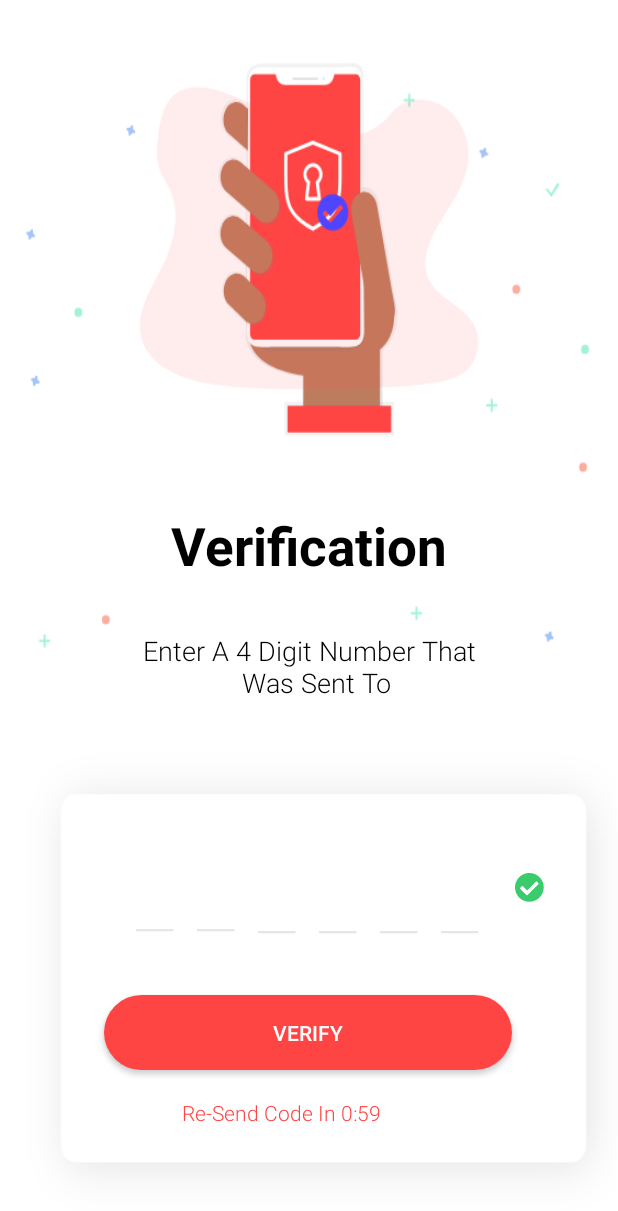
After one commit to Mansi190/MedCab, an Android app: the verifyotp screen opened directly, with no data from a screen before it, on a phone screen of 412 x 824 dp. The commit adds this screen. Shown: the top 1211 px of the screen. Run offline under Robolectric (Android 15) with nearby library versions, the light colour scheme and no system bars.

Commit message:
Added UI for otp verification

```diff
--- a/app/src/main/AndroidManifest.xml
+++ b/app/src/main/AndroidManifest.xml
@@ -9,7 +9,8 @@
         android:roundIcon="@mipmap/ic_launcher_round"
         android:supportsRtl="true"
         android:theme="@style/AppTheme">
-        <activity android:name=".register"></activity>
+        <activity android:name=".verifyotp"></activity>
+        <activity android:name=".register" />
         <activity android:name=".starting" />
         <activity android:name=".MainActivity">
             <intent-filter>
--- a/app/src/main/java/com/example/ambcab/register.java
+++ b/app/src/main/java/com/example/ambcab/register.java
@@ -2,6 +2,7 @@ package com.example.ambcab;
 
 import androidx.appcompat.app.AppCompatActivity;
 
+import android.content.Intent;
 import android.os.Bundle;
 import android.text.Editable;
 import android.text.TextWatcher;
@@ -32,6 +33,7 @@ public class register extends AppCompatActivity {
         submit=(Button)findViewById(R.id.button);
         no=(EditText)findViewById(R.id.phoneno);
         tick=(ImageView)findViewById(R.id.tick) ;
+        submit.setOnClickListener(registerOnClickListner);
         no.addTextChangedListener(new TextWatcher() {
             @Override
             public void beforeTextChanged(CharSequence s, int start, int count, int after) {
@@ -72,6 +74,9 @@ public class register extends AppCompatActivity {
             phoneNO=no.getText().toString();
             System.out.println(phoneNO);
             Log.d("TAG",phoneNO);
+            Intent i = new Intent(this,verifyotp.class);
+            startActivity(i);
+            overridePendingTransition(R.anim.slideinright,R.anim.slideoutleft);
         }
         else {
 
--- /dev/null
+++ b/app/src/main/java/com/example/ambcab/verifyotp.java
@@ -0,0 +1,196 @@
+package com.example.ambcab;
+
+
+import androidx.appcompat.app.AppCompatActivity;
+
+
+import android.os.Bundle;
+import android.os.CountDownTimer;
+import android.text.Editable;
+import android.text.TextWatcher;
+import android.widget.EditText;
+import android.widget.TextView;
+
+
+public class verifyotp extends AppCompatActivity {
+    EditText digit1, digit2, digit3, digit4, digit5, digit6;
+    TextView timer;
+
+
+    @Override
+    protected void onCreate(Bundle savedInstanceState) {
+        super.onCreate(savedInstanceState);
+        setContentView(R.layout.activity_verifyotp);
+        digit1=(EditText)findViewById(R.id.digit1);
+        digit2=(EditText)findViewById(R.id.digit2);
+        digit3=(EditText)findViewById(R.id.digit3);
+        digit4=(EditText)findViewById(R.id.digit4);
+        digit5=(EditText)findViewById(R.id.digit5);
+        digit6=(EditText)findViewById(R.id.digit6);
+        timer=(TextView) findViewById(R.id.timer);
+        digit1.addTextChangedListener(new TextWatcher() {
+            @Override
+            public void beforeTextChanged(CharSequence s, int start, int count, int after) {
+
+            }
+
+            @Override
+            public void onTextChanged(CharSequence s, int start, int before, int count) {
+
+            }
+
+            @Override
+            public void afterTextChanged(Editable s) {
+                if (s.length() == 1) {
+                    if (digit1.length() == 1) {
+                        digit2.requestFocus();
+                    }
+                } else if (s.length() == 0) {
+
+                }
+            }
+
+        });
+        digit2.addTextChangedListener(new TextWatcher() {
+            @Override
+            public void beforeTextChanged(CharSequence s, int start, int count, int after) {
+
+            }
+
+            @Override
+            public void onTextChanged(CharSequence s, int start, int before, int count) {
+
+            }
+
+            @Override
+            public void afterTextChanged(Editable s) {
+                if (s.length() == 1) {
+                    if (digit2.length() == 1) {
+                        digit3.requestFocus();
+                    }
+                } else if (s.length() == 0) {
+                    if (digit2.length() == 0) {
+                        digit1.requestFocus();
+                    }
+
+                }
+
+            }
+        });
+        digit3.addTextChangedListener(new TextWatcher() {
+            @Override
+            public void beforeTextChanged(CharSequence s, int start, int count, int after) {
+
+            }
+
+            @Override
+            public void onTextChanged(CharSequence s, int start, int before, int count) {
+
+            }
+
+            @Override
+            public void afterTextChanged(Editable s) {
+                if (s.length() == 1) {
+                    if (digit3.length() == 1) {
+                        digit4.requestFocus();
+                    }
+                } else if (s.length() == 0) {
+                    if (digit3.length() == 0) {
+                        digit2.requestFocus();
+                    }
+
+                }
+
+            }
+        });
+        digit4.addTextChangedListener(new TextWatcher() {
+            @Override
+            public void beforeTextChanged(CharSequence s, int start, int count, int after) {
+
+            }
+
+            @Override
+            public void onTextChanged(CharSequence s, int start, int before, int count) {
+
+            }
+
+            @Override
+            public void afterTextChanged(Editable s) {
+                if (s.length() == 1) {
+                    if (digit4.length() == 1) {
+                        digit5.requestFocus();
+                    }
+                } else if (s.length() == 0) {
+                    if (digit4.length() == 0) {
+                        digit3.requestFocus();
+                    }
+
+                }
+
+            }
+        });
+        digit5.addTextChangedListener(new TextWatcher() {
+            @Override
+            public void beforeTextChanged(CharSequence s, int start, int count, int after) {
+
+            }
+
+            @Override
+            public void onTextChanged(CharSequence s, int start, int before, int count) {
+
+            }
+
+            @Override
+            public void afterTextChanged(Editable s) {
+                if (s.length() == 1) {
+                    if (digit5.length() == 1) {
+                        digit6.requestFocus();
+                    }
+                } else if (s.length() == 0) {
+                    if (digit5.length() == 0) {
+                        digit4.requestFocus();
+                    }
+
+                }
+
+            }
+        });
+        digit6.addTextChangedListener(new TextWatcher() {
+            @Override
+            public void beforeTextChanged(CharSequence s, int start, int count, int after) {
+
+            }
+
+            @Override
+            public void onTextChanged(CharSequence s, int start, int before, int count) {
+
+            }
+
+            @Override
+            public void afterTextChanged(Editable s) {
+                if (s.length() == 1) {
+                    if (digit6.length() == 1) {
+
+                    }
+                } else if (s.length() == 0) {
+                    if (digit6.length() == 0) {
+                        digit5.requestFocus();
+                    }
+
+                }
+
+            }
+        });
+        new CountDownTimer(60000, 1000) {
+
+            public void onTick(long millisUntilFinished) {
+                timer.setText("0:"+millisUntilFinished / 1000);
+            }
+
+            public void onFinish() {
+                timer.setText("done!");
+            }
+        }.start();
+
+    }
+}
--- a/app/src/main/res/layout/activity_register.xml
+++ b/app/src/main/res/layout/activity_register.xml
@@ -105,4 +105,6 @@
         app:layout_constraintStart_toStartOf="@+id/imageView"
         app:layout_constraintTop_toTopOf="@+id/phoneno"
         app:layout_constraintVertical_bias="0.56" />
+
+
 </androidx.constraintlayout.widget.ConstraintLayout>
--- /dev/null
+++ b/app/src/main/res/layout/activity_verifyotp.xml
@@ -0,0 +1,268 @@
+<?xml version="1.0" encoding="utf-8"?>
+<androidx.constraintlayout.widget.ConstraintLayout xmlns:android="http://schemas.android.com/apk/res/android"
+    xmlns:app="http://schemas.android.com/apk/res-auto"
+    xmlns:tools="http://schemas.android.com/tools"
+    android:layout_width="match_parent"
+    android:layout_height="match_parent"
+    android:background="@drawable/verification"
+    tools:context=".verifyotp">
+    <TextView
+        android:id="@+id/textView3"
+        android:layout_width="wrap_content"
+        android:layout_height="wrap_content"
+        android:text="Verification"
+        android:fontFamily="@font/bold"
+        android:textSize="16pt"
+        android:textColor="@color/black"
+        app:layout_constraintBottom_toBottomOf="parent"
+        app:layout_constraintEnd_toEndOf="parent"
+        app:layout_constraintStart_toStartOf="parent"
+        app:layout_constraintTop_toTopOf="parent"
+        app:layout_constraintVertical_bias="0.438" />
+    <TextView
+        android:id="@+id/textView4"
+        android:layout_width="wrap_content"
+        android:layout_height="wrap_content"
+        android:gravity="center"
+        android:fontFamily="@font/light"
+        android:textColor="@color/black"
+        android:textSize="8pt"
+        android:text="Enter A 4 Digit Number That\n
+ Was Sent To"
+        app:layout_constraintBottom_toBottomOf="parent"
+        app:layout_constraintEnd_toEndOf="parent"
+        app:layout_constraintStart_toStartOf="parent"
+        app:layout_constraintTop_toBottomOf="@+id/textView3"
+        app:layout_constraintVertical_bias="0.087" />
+    <Button
+        android:id="@+id/verify"
+        android:layout_width="272dp"
+        android:layout_height="50dp"
+        android:layout_marginBottom="40dp"
+        android:background="@drawable/button_pressed"
+        android:text="Verify"
+        android:textColor="@drawable/button1"
+        app:layout_constraintBottom_toBottomOf="parent"
+        app:layout_constraintEnd_toEndOf="parent"
+        app:layout_constraintHorizontal_bias="0.496"
+        app:layout_constraintStart_toStartOf="parent"
+        app:layout_constraintTop_toBottomOf="@+id/textView4"
+        app:layout_constraintVertical_bias="0.736" />
+
+    <ImageView
+        android:id="@+id/imageView2"
+        android:layout_width="wrap_content"
+        android:layout_height="wrap_content"
+        app:layout_constraintBottom_toTopOf="@+id/verify"
+        app:layout_constraintEnd_toEndOf="parent"
+        app:layout_constraintHorizontal_bias="0.235"
+        app:layout_constraintStart_toStartOf="parent"
+        app:layout_constraintTop_toBottomOf="@+id/textView4"
+        app:layout_constraintVertical_bias="0.783"
+        app:srcCompat="@drawable/otp" />
+
+    <ImageView
+        android:id="@+id/imageView3"
+        android:layout_width="wrap_content"
+        android:layout_height="wrap_content"
+        android:layout_marginStart="15dp"
+        app:layout_constraintBottom_toTopOf="@+id/verify"
+        app:layout_constraintStart_toEndOf="@+id/imageView2"
+        app:layout_constraintTop_toBottomOf="@+id/textView4"
+        app:layout_constraintVertical_bias="0.783"
+        app:srcCompat="@drawable/otp" />
+
+    <ImageView
+        android:id="@+id/imageView4"
+        android:layout_width="wrap_content"
+        android:layout_height="wrap_content"
+        android:layout_marginStart="15dp"
+        app:layout_constraintBottom_toTopOf="@+id/verify"
+        app:layout_constraintStart_toEndOf="@+id/imageView3"
+        app:layout_constraintTop_toBottomOf="@+id/textView4"
+        app:layout_constraintVertical_bias="0.789"
+        app:srcCompat="@drawable/otp" />
+
+    <ImageView
+        android:id="@+id/imageView5"
+        android:layout_width="wrap_content"
+        android:layout_height="wrap_content"
+        android:layout_marginStart="15dp"
+        app:layout_constraintBottom_toTopOf="@+id/verify"
+        app:layout_constraintStart_toEndOf="@+id/imageView4"
+        app:layout_constraintTop_toBottomOf="@+id/textView4"
+        app:layout_constraintVertical_bias="0.789"
+        app:srcCompat="@drawable/otp" />
+
+    <ImageView
+        android:id="@+id/imageView6"
+        android:layout_width="wrap_content"
+        android:layout_height="wrap_content"
+        android:layout_marginStart="15dp"
+        app:layout_constraintBottom_toTopOf="@+id/verify"
+        app:layout_constraintStart_toEndOf="@+id/imageView5"
+        app:layout_constraintTop_toBottomOf="@+id/textView4"
+        app:layout_constraintVertical_bias="0.789"
+        app:srcCompat="@drawable/otp" />
+
+    <ImageView
+        android:id="@+id/imageView7"
+        android:layout_width="wrap_content"
+        android:layout_height="wrap_content"
+        android:layout_marginStart="15dp"
+        app:layout_constraintBottom_toTopOf="@+id/verify"
+        app:layout_constraintStart_toEndOf="@+id/imageView6"
+        app:layout_constraintTop_toBottomOf="@+id/textView4"
+        app:layout_constraintVertical_bias="0.789"
+        app:srcCompat="@drawable/otp" />
+
+    <ImageView
+        android:id="@+id/imageView8"
+        android:layout_width="wrap_content"
+        android:layout_height="wrap_content"
+        app:layout_constraintBottom_toTopOf="@+id/verify"
+        app:layout_constraintEnd_toEndOf="parent"
+        app:layout_constraintHorizontal_bias="0.328"
+        app:layout_constraintStart_toEndOf="@+id/imageView7"
+        app:layout_constraintTop_toBottomOf="@+id/textView4"
+        app:layout_constraintVertical_bias="0.65"
+        app:srcCompat="@drawable/tick" />
+
+    <EditText
+        android:id="@+id/digit1"
+        android:layout_width="26dp"
+        android:layout_height="20pt"
+        android:background="@null"
+        android:gravity="center"
+        android:inputType="number"
+        android:maxLength="1"
+        android:text=""
+        android:textColor="@color/black"
+        android:textSize="8pt"
+        app:layout_constraintBottom_toBottomOf="@+id/imageView2"
+        app:layout_constraintEnd_toEndOf="@+id/imageView2"
+        app:layout_constraintHorizontal_bias="1.0"
+        app:layout_constraintStart_toStartOf="@+id/imageView2"
+        app:layout_constraintTop_toBottomOf="@+id/textView4"
+        app:layout_constraintVertical_bias="1.0" />
+
+    <EditText
+        android:id="@+id/digit2"
+        android:layout_width="24dp"
+        android:layout_height="20pt"
+        android:background="@null"
+        android:gravity="center"
+        android:inputType="number"
+        android:maxLength="1"
+        android:text=""
+        android:textColor="@color/black"
+        android:textSize="8pt"
+        app:layout_constraintBottom_toBottomOf="@+id/imageView3"
+        app:layout_constraintEnd_toEndOf="@+id/imageView3"
+        app:layout_constraintHorizontal_bias="0.0"
+        app:layout_constraintStart_toStartOf="@+id/imageView3"
+        app:layout_constraintTop_toBottomOf="@+id/textView4"
+        app:layout_constraintVertical_bias="1.0" />
+
+    <EditText
+        android:id="@+id/digit3"
+        android:layout_width="24dp"
+        android:layout_height="20pt"
+        android:background="@null"
+        android:gravity="center"
+        android:inputType="number"
+        android:maxLength="1"
+        android:text=""
+        android:textColor="@color/black"
+        android:textSize="8pt"
+        app:layout_constraintBottom_toBottomOf="@+id/imageView4"
+        app:layout_constraintEnd_toEndOf="@+id/imageView4"
+        app:layout_constraintHorizontal_bias="0.0"
+        app:layout_constraintStart_toStartOf="@+id/imageView4"
+        app:layout_constraintTop_toBottomOf="@+id/textView4"
+        app:layout_constraintVertical_bias="1.0" />
+
+    <EditText
+        android:id="@+id/digit4"
+        android:layout_width="24dp"
+        android:layout_height="20pt"
+        android:background="@null"
+        android:gravity="center"
+        android:inputType="number"
+        android:maxLength="1"
+        android:text=""
+        android:textColor="@color/black"
+        android:textSize="8pt"
+        app:layout_constraintBottom_toBottomOf="@+id/imageView5"
+        app:layout_constraintEnd_toEndOf="@+id/imageView5"
+        app:layout_constraintHorizontal_bias="0.0"
+        app:layout_constraintStart_toStartOf="@+id/imageView5"
+        app:layout_constraintTop_toBottomOf="@+id/textView4"
+        app:layout_constraintVertical_bias="1.0" />
+
+    <EditText
+        android:id="@+id/digit5"
+        android:layout_width="24dp"
+        android:layout_height="20pt"
+        android:background="@null"
+        android:gravity="center"
+        android:inputType="number"
+        android:maxLength="1"
+        android:text=""
+        android:textColor="@color/black"
+        android:textSize="8pt"
+        app:layout_constraintBottom_toBottomOf="@+id/imageView6"
+        app:layout_constraintEnd_toEndOf="@+id/imageView6"
+        app:layout_constraintHorizontal_bias="0.0"
+        app:layout_constraintStart_toStartOf="@+id/imageView6"
+        app:layout_constraintTop_toBottomOf="@+id/textView4"
+        app:layout_constraintVertical_bias="1.0" />
+
+    <EditText
+        android:id="@+id/digit6"
+        android:layout_width="24dp"
+        android:layout_height="20pt"
+        android:background="@null"
+        android:gravity="center"
+        android:inputType="number"
+        android:maxLength="1"
+        android:text=""
+        android:textColor="@color/black"
+        android:textSize="8pt"
+        app:layout_constraintBottom_toBottomOf="@+id/imageView7"
+        app:layout_constraintEnd_toEndOf="@+id/imageView7"
+        app:layout_constraintHorizontal_bias="0.0"
+        app:layout_constraintStart_toStartOf="@+id/imageView7"
+        app:layout_constraintTop_toBottomOf="@+id/textView4"
+        app:layout_constraintVertical_bias="1.0" />
+
+    <TextView
+        android:id="@+id/textView6"
+        android:layout_width="wrap_content"
+        android:layout_height="wrap_content"
+        android:fontFamily="@font/light"
+        android:text="Re-Send Code In "
+        android:textColor="@color/red"
+        app:layout_constraintBottom_toBottomOf="parent"
+        app:layout_constraintEnd_toEndOf="parent"
+        app:layout_constraintHorizontal_bias="0.396"
+        app:layout_constraintStart_toStartOf="parent"
+        app:layout_constraintTop_toBottomOf="@+id/verify"
+        app:layout_constraintVertical_bias="0.205" />
+
+    <TextView
+        android:id="@+id/timer"
+        android:layout_width="wrap_content"
+        android:layout_height="wrap_content"
+        android:fontFamily="@font/light"
+        android:text="0:59"
+        android:textColor="@color/red"
+        app:layout_constraintBottom_toBottomOf="parent"
+        app:layout_constraintEnd_toEndOf="parent"
+        app:layout_constraintHorizontal_bias="0.0"
+        app:layout_constraintStart_toEndOf="@+id/textView6"
+        app:layout_constraintTop_toTopOf="@+id/textView6"
+        app:layout_constraintVertical_bias="0.0" />
+
+
+</androidx.constraintlayout.widget.ConstraintLayout>
```
Also changed, not shown: app/src/main/res/drawable-hdpi/otp.png (added), app/src/main/res/drawable-hdpi/verification.png (added), app/src/main/res/drawable-ldpi/otp.png (added), app/src/main/res/drawable-ldpi/verification.png (added), app/src/main/res/drawable-mdpi/otp.png (added), app/src/main/res/drawable-mdpi/verification.png (added), app/src/main/res/drawable-xhdpi/otp.png (added), app/src/main/res/drawable-xhdpi/verification.png (added), app/src/main/res/drawable-xxhdpi/otp.png (added), app/src/main/res/drawable-xxhdpi/verification.png (added), app/src/main/res/drawable-xxxhdpi/otp.png (added), app/src/main/res/drawable-xxxhdpi/verification.png (added).
